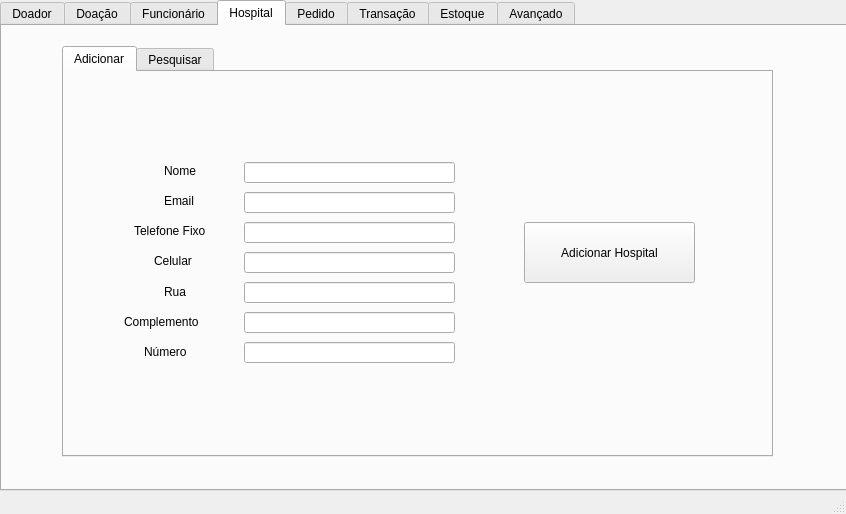
Qt form main_window.ui (Gianlucca-Buzo/HemocentroBD) before a commit.
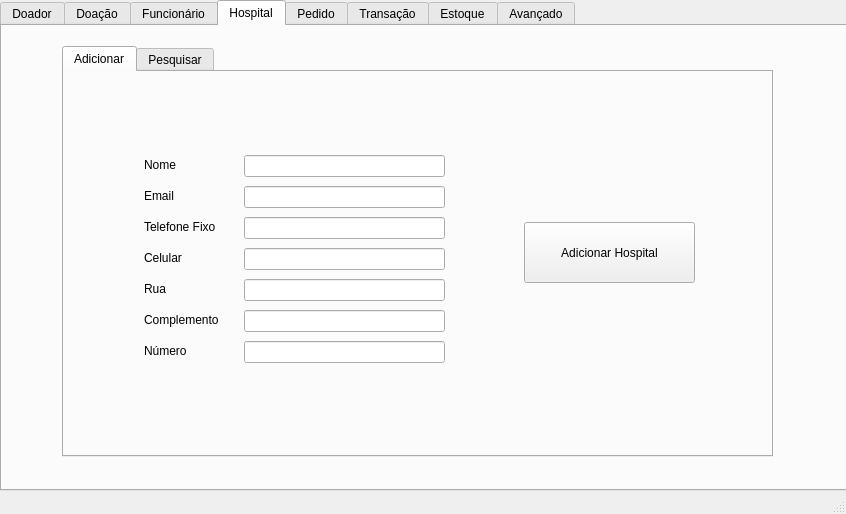
The same form after that commit. The open tabs and pages were chosen to show the change.

Commit message: Alinhando campos no layout

```diff
--- a/main_window.ui
+++ b/main_window.ui
@@ -2378,32 +2378,6 @@
        <attribute name="title">
         <string>Adicionar</string>
        </attribute>
-       <widget class="QLabel" name="label_clients_phone_4">
-        <property name="geometry">
-         <rect>
-          <x>100</x>
-          <y>90</y>
-          <width>67</width>
-          <height>17</height>
-         </rect>
-        </property>
-        <property name="text">
-         <string>Nome</string>
-        </property>
-       </widget>
-       <widget class="QLabel" name="label_clients_address_4">
-        <property name="geometry">
-         <rect>
-          <x>100</x>
-          <y>120</y>
-          <width>67</width>
-          <height>17</height>
-         </rect>
-        </property>
-        <property name="text">
-         <string>Email</string>
-        </property>
-       </widget>
        <widget class="QPushButton" name="botao_adicionar_hospital">
         <property name="geometry">
          <rect>
@@ -2417,143 +2391,103 @@
          <string>Adicionar Hospital</string>
         </property>
        </widget>
-       <widget class="QLineEdit" name="entrada_nome_hospital">
-        <property name="geometry">
-         <rect>
-          <x>180</x>
-          <y>90</y>
-          <width>211</width>
-          <height>21</height>
-         </rect>
-        </property>
-       </widget>
-       <widget class="QLineEdit" name="entrada_email_hospital">
-        <property name="geometry">
-         <rect>
-          <x>180</x>
-          <y>120</y>
-          <width>211</width>
-          <height>21</height>
-         </rect>
-        </property>
-       </widget>
-       <widget class="QLineEdit" name="entrada_telefone_hospital">
-        <property name="geometry">
-         <rect>
-          <x>180</x>
-          <y>150</y>
-          <width>211</width>
-          <height>21</height>
-         </rect>
-        </property>
-       </widget>
-       <widget class="QLineEdit" name="entrada_celular_hospital">
-        <property name="geometry">
-         <rect>
-          <x>180</x>
-          <y>180</y>
-          <width>211</width>
-          <height>21</height>
-         </rect>
-        </property>
-       </widget>
-       <widget class="QLabel" name="label_clients_name_11">
-        <property name="geometry">
-         <rect>
-          <x>90</x>
-          <y>180</y>
-          <width>91</width>
-          <height>17</height>
-         </rect>
-        </property>
-        <property name="text">
-         <string>Celular</string>
-        </property>
-       </widget>
-       <widget class="QLabel" name="label_clients_name_12">
-        <property name="geometry">
-         <rect>
-          <x>70</x>
-          <y>150</y>
-          <width>91</width>
-          <height>17</height>
-         </rect>
-        </property>
-        <property name="text">
-         <string>Telefone Fixo</string>
-        </property>
-       </widget>
-       <widget class="QLineEdit" name="entrada_numero_hospital">
-        <property name="geometry">
-         <rect>
-          <x>180</x>
-          <y>270</y>
-          <width>211</width>
-          <height>21</height>
-         </rect>
-        </property>
-       </widget>
-       <widget class="QLineEdit" name="entrada_rua_hospital">
-        <property name="geometry">
-         <rect>
-          <x>180</x>
-          <y>210</y>
-          <width>211</width>
-          <height>21</height>
-         </rect>
-        </property>
-        <property name="text">
-         <string/>
-        </property>
-       </widget>
-       <widget class="QLabel" name="label_clients_email_18">
-        <property name="geometry">
-         <rect>
-          <x>60</x>
-          <y>240</y>
-          <width>121</width>
-          <height>20</height>
-         </rect>
-        </property>
-        <property name="text">
-         <string>Complemento</string>
-        </property>
-       </widget>
-       <widget class="QLineEdit" name="entrada_complemento_hospital">
-        <property name="geometry">
-         <rect>
-          <x>180</x>
-          <y>240</y>
-          <width>211</width>
-          <height>21</height>
-         </rect>
-        </property>
-       </widget>
-       <widget class="QLabel" name="label_clients_email_19">
-        <property name="geometry">
-         <rect>
-          <x>100</x>
-          <y>210</y>
-          <width>121</width>
-          <height>20</height>
-         </rect>
-        </property>
-        <property name="text">
-         <string>Rua</string>
-        </property>
-       </widget>
-       <widget class="QLabel" name="label_clients_email_20">
+       <widget class="QWidget" name="">
         <property name="geometry">
          <rect>
           <x>80</x>
-          <y>270</y>
-          <width>121</width>
-          <height>20</height>
+          <y>80</y>
+          <width>91</width>
+          <height>211</height>
          </rect>
         </property>
-        <property name="text">
-         <string>Número</string>
+        <layout class="QVBoxLayout" name="verticalLayout_15">
+         <item>
+          <widget class="QLabel" name="label_clients_phone_4">
+           <property name="text">
+            <string>Nome</string>
+           </property>
+          </widget>
+         </item>
+         <item>
+          <widget class="QLabel" name="label_clients_address_4">
+           <property name="text">
+            <string>Email</string>
+           </property>
+          </widget>
+         </item>
+         <item>
+          <widget class="QLabel" name="label_clients_name_12">
+           <property name="text">
+            <string>Telefone Fixo</string>
+           </property>
+          </widget>
+         </item>
+         <item>
+          <widget class="QLabel" name="label_clients_name_11">
+           <property name="text">
+            <string>Celular</string>
+           </property>
+          </widget>
+         </item>
+         <item>
+          <widget class="QLabel" name="label_clients_email_19">
+           <property name="text">
+            <string>Rua</string>
+           </property>
+          </widget>
+         </item>
+         <item>
+          <widget class="QLabel" name="label_clients_email_18">
+           <property name="text">
+            <string>Complemento</string>
+           </property>
+          </widget>
+         </item>
+         <item>
+          <widget class="QLabel" name="label_clients_email_20">
+           <property name="text">
+            <string>Número</string>
+           </property>
+          </widget>
+         </item>
+        </layout>
+       </widget>
+       <widget class="QWidget" name="">
+        <property name="geometry">
+         <rect>
+          <x>180</x>
+          <y>80</y>
+          <width>201</width>
+          <height>221</height>
+         </rect>
         </property>
+        <layout class="QVBoxLayout" name="verticalLayout_16">
+         <item>
+          <widget class="QLineEdit" name="entrada_nome_hospital"/>
+         </item>
+         <item>
+          <widget class="QLineEdit" name="entrada_email_hospital"/>
+         </item>
+         <item>
+          <widget class="QLineEdit" name="entrada_telefone_hospital"/>
+         </item>
+         <item>
+          <widget class="QLineEdit" name="entrada_celular_hospital"/>
+         </item>
+         <item>
+          <widget class="QLineEdit" name="entrada_rua_hospital">
+           <property name="text">
+            <string/>
+           </property>
+          </widget>
+         </item>
+         <item>
+          <widget class="QLineEdit" name="entrada_complemento_hospital"/>
+         </item>
+         <item>
+          <widget class="QLineEdit" name="entrada_numero_hospital"/>
+         </item>
+        </layout>
        </widget>
       </widget>
       <widget class="QWidget" name="tr_sales_tab_5">
```
Left out of the diff: 192 changed lines with no effect on the pictures.
